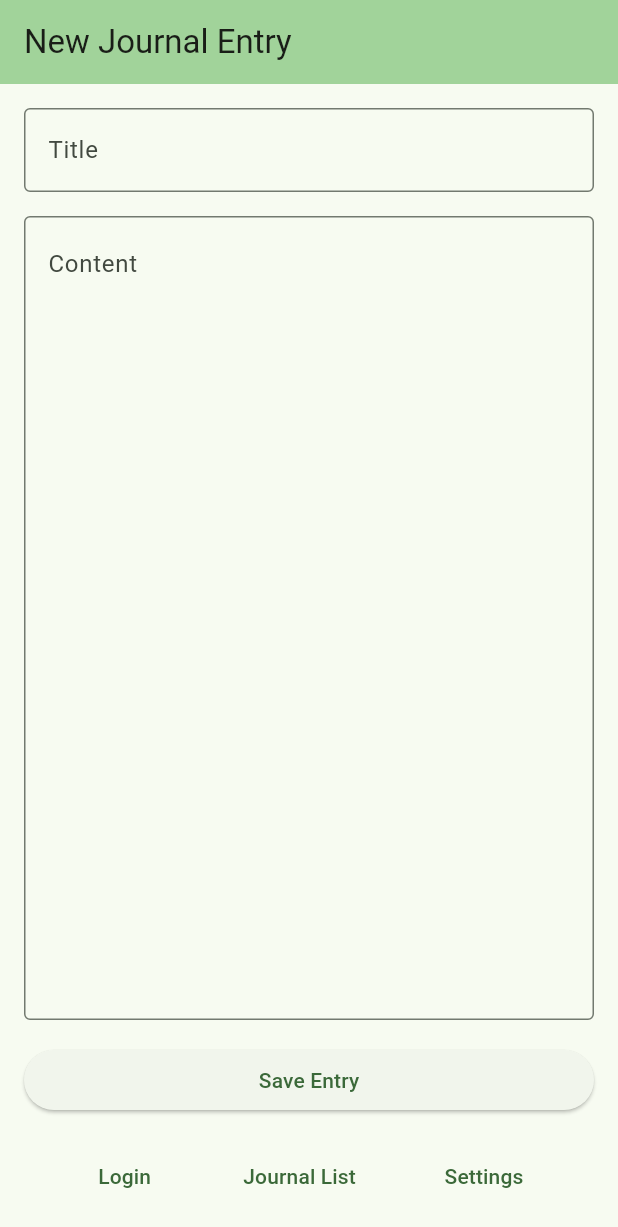
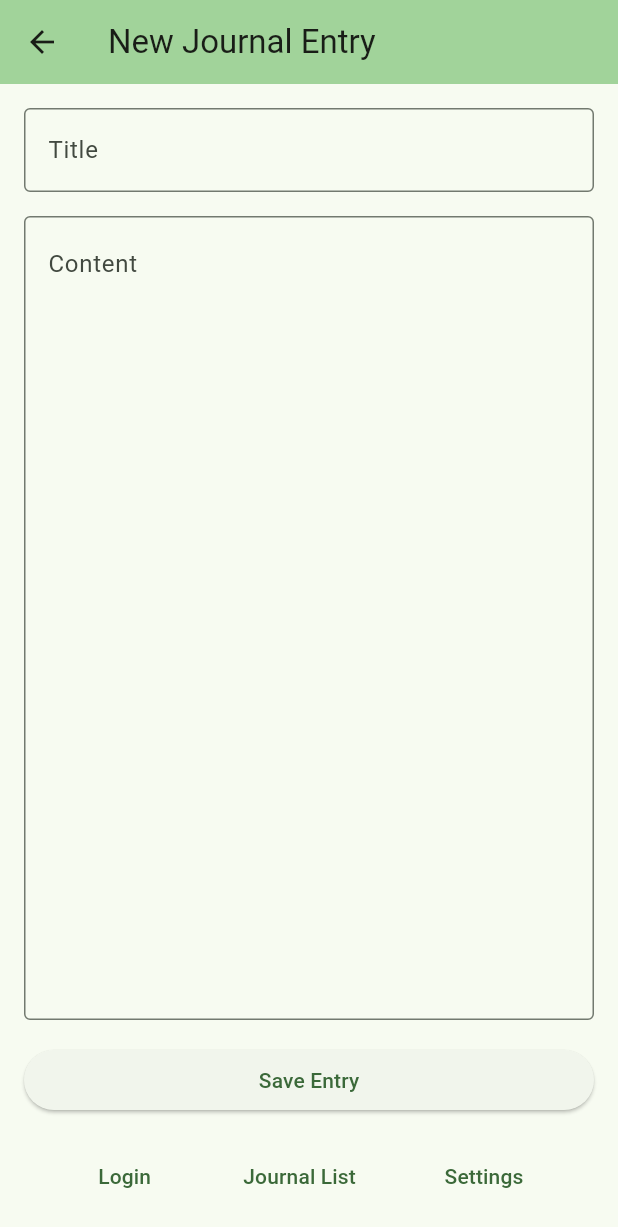
Before and after one commit to nkarl/flutter_journal_app, a Flutter app: the screen it shows after launch, item 2 of the bottom bar chosen, after a tap on the "add" icon, on a phone screen of 412 x 824 dp. Shown: the top 1227 px of the screen. Run offline on Flutter 3.47's test engine with Material 3 defaults, Android fonts, the phone set to English and light mode, and no system bars; our stand-ins replace firebase_auth, firebase_core; accounts and stored records are empty; generated files the repository leaves out were written again.

Commit message:
Updated with various bug fixes.

```diff
--- a/lib/main.dart
+++ b/lib/main.dart
@@ -1,11 +1,20 @@
 import 'package:firebase_core/firebase_core.dart';
+import 'package:flutter/foundation.dart';
 import 'package:flutter/material.dart';
 import 'package:journal_app/pages/entry_page.dart';
 import 'firebase_options.dart';
 
 void main() async {
   WidgetsFlutterBinding.ensureInitialized();
-  await Firebase.initializeApp(options: DefaultFirebaseOptions.currentPlatform);
+  try {
+    await Firebase.initializeApp(
+      options: DefaultFirebaseOptions.currentPlatform,
+    );
+  } catch (e) {
+    if (kDebugMode) {
+      print('Firebase initialization failed: $e');
+    }
+  }
   runApp(const MyJournalApp());
 }
 
--- a/lib/pages/entries_page.dart
+++ b/lib/pages/entries_page.dart
@@ -18,6 +18,7 @@ class _EntriesPageState extends State<EntriesPage> {
   @override
   void initState() {
     super.initState();
+    _storageService.initializeFile();
     _refreshEntries();
   }
 
@@ -48,26 +49,22 @@ class _EntriesPageState extends State<EntriesPage> {
       },
     );
 
-    if (isDeleting == true) {
+    if (isDeleting != true) return false;
+
     final success = await _storageService.deleteEntry(entryId);
+    if (!mounted) return false;
+
     if (success) {
       _refreshEntries();
-        if (mounted) {
       ScaffoldMessenger.of(
         context,
       ).showSnackBar(SnackBar(content: Text('Entry "$title" deleted')));
-          return true;
     } else {
-          if (mounted) {
       ScaffoldMessenger.of(context).showSnackBar(
         SnackBar(content: Text('Failed to delete entry "$title"')),
       );
     }
-          return false;
-        }
-      }
-    }
-    return false;
+    return success;
   }
 
   @override
@@ -91,7 +88,17 @@ class _EntriesPageState extends State<EntriesPage> {
             return const Center(child: CircularProgressIndicator());
           }
           if (snapshot.hasError) {
-            return const Center(child: Text('Error loading entries'));
+            return Center(
+              child: Column(
+                children: [
+                  Text('Error loading entries'),
+                  ElevatedButton(
+                    onPressed: _refreshEntries,
+                    child: Text('Retry'),
+                  ),
+                ],
+              ),
+            );
           }
           final entries = snapshot.data ?? [];
           if (entries.isEmpty) {
@@ -162,7 +169,7 @@ class _EntriesPageState extends State<EntriesPage> {
         onPressed: () {
           Navigator.of(
             context,
-          ).pop(MaterialPageRoute(builder: (context) => const EntryPage()));
+          ).push(MaterialPageRoute(builder: (context) => const EntryPage()));
         },
         tooltip: "Add New Entry",
         child: const Icon(Icons.add),
--- a/lib/pages/entry_page.dart
+++ b/lib/pages/entry_page.dart
@@ -26,6 +26,13 @@ class _EntryPageState extends State<EntryPage> {
   void initState() {
     super.initState();
     _storageService.initializeFile();
+    _loadLoginState();
+  }
+
+  void _loadLoginState() {
+    setState(() {
+      _isSignedIn = FirebaseAuth.instance.currentUser != null;
+    });
   }
 
   @override
@@ -61,7 +68,7 @@ class _EntryPageState extends State<EntryPage> {
 
       _titleController.clear();
       _contentController.clear();
-      if (!mounted) return;
+      if (!mounted) return; // Guard against using context after async gap
       ScaffoldMessenger.of(
         context,
       ).showSnackBar(const SnackBar(content: Text('Entry saved!')));
@@ -133,10 +140,12 @@ class _EntryPageState extends State<EntryPage> {
                   child: TextButton(
                     onPressed: () async {
                       if (_isSignedIn) {
+                        if (!mounted) return;
                         await FirebaseAuth.instance.signOut();
                         setState(() {
                           _isSignedIn = false;
                         });
+                        if (!mounted) return;
                         ScaffoldMessenger.of(context).showSnackBar(
                           const SnackBar(content: Text('Signed out')),
                         );
```
Also changed, not shown: lib/pages/debug_page.dart (deleted, +0 -28 lines). Lines whose indentation alone changed are shown as unchanged.
